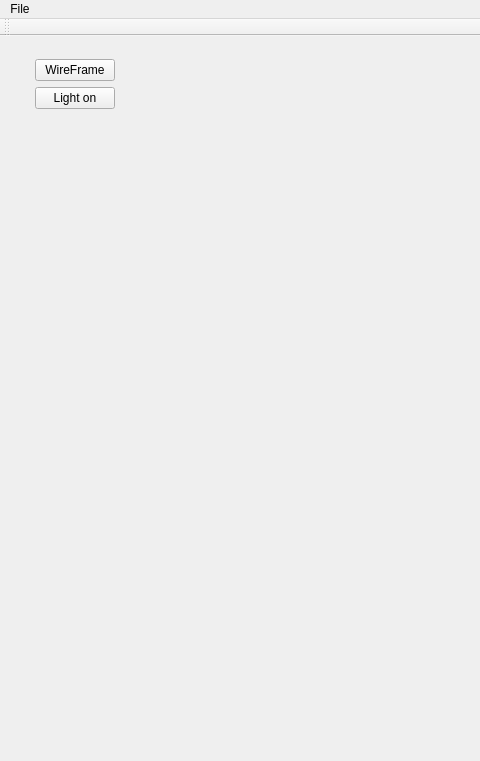
Just-CJ/miniBlender, file openglwindow.ui: the form before one commit; both pictures show x 0 to 480 and y 0 to 761 of the 1227 by 761 pixel window.
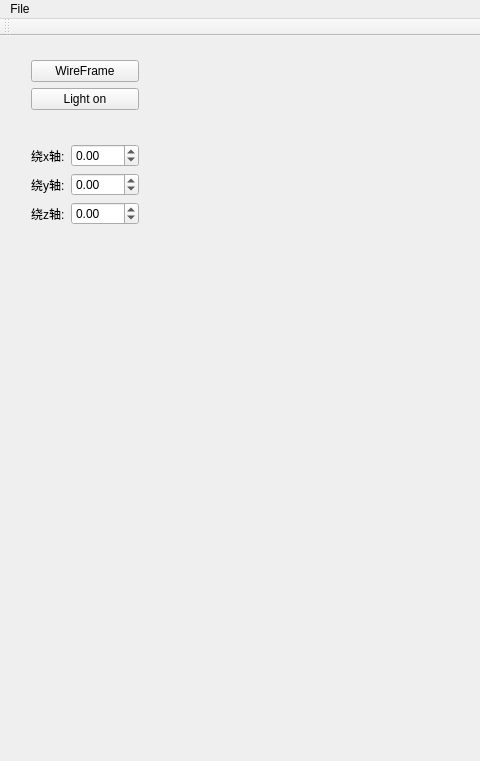
The form after the commit.

Commit message: add model rotate 	modified:   OBJ.cpp 	modified:   OBJ.h 	modified:   glwidget.cpp 	modified:   glwidget.h 	modified:   miniBlender.pro.user 	modified:   openglwindow.cpp 	modified:   openglwindow.h 	modified:   openglwindow.ui

The edit to the form file:
```diff
--- a/openglwindow.ui
+++ b/openglwindow.ui
@@ -20,58 +20,123 @@
    <string>openglWindow</string>
   </property>
   <widget class="QWidget" name="centralWidget">
-   <widget class="QWidget" name="layoutWidget">
+   <widget class="QWidget" name="">
     <property name="geometry">
      <rect>
-      <x>24</x>
-      <y>11</y>
-      <width>1181</width>
-      <height>682</height>
+      <x>20</x>
+      <y>10</y>
+      <width>1161</width>
+      <height>671</height>
      </rect>
     </property>
     <layout class="QFormLayout" name="formLayout">
      <item row="0" column="0">
-      <layout class="QHBoxLayout" name="horizontalLayout">
+      <layout class="QVBoxLayout" name="verticalLayout">
        <item>
-        <layout class="QVBoxLayout" name="verticalLayout">
+        <widget class="QPushButton" name="WireFrame_BTN">
+         <property name="text">
+          <string>WireFrame</string>
+         </property>
+        </widget>
+       </item>
+       <item>
+        <widget class="QPushButton" name="Light_BTN">
+         <property name="text">
+          <string>Light on</string>
+         </property>
+        </widget>
+       </item>
+       <item>
+        <spacer name="verticalSpacer_2">
+         <property name="orientation">
+          <enum>Qt::Vertical</enum>
+         </property>
+         <property name="sizeHint" stdset="0">
+          <size>
+           <width>20</width>
+           <height>28</height>
+          </size>
+         </property>
+        </spacer>
+       </item>
+       <item>
+        <layout class="QHBoxLayout" name="horizontalLayout">
          <item>
-          <widget class="QPushButton" name="WireFrame_BTN">
+          <widget class="QLabel" name="label">
            <property name="text">
-            <string>WireFrame</string>
+            <string>绕x轴:</string>
            </property>
           </widget>
          </item>
          <item>
-          <widget class="QPushButton" name="Light_BTN">
+          <widget class="QDoubleSpinBox" name="doubleSpinBox">
+           <property name="cursor">
+            <cursorShape>ArrowCursor</cursorShape>
+           </property>
+           <property name="mouseTracking">
+            <bool>false</bool>
+           </property>
+           <property name="minimum">
+            <double>-360.000000000000000</double>
+           </property>
+           <property name="maximum">
+            <double>360.000000000000000</double>
+           </property>
+          </widget>
+         </item>
+        </layout>
+       </item>
+       <item>
+        <layout class="QHBoxLayout" name="horizontalLayout_3">
+         <item>
+          <widget class="QLabel" name="label_3">
            <property name="text">
-            <string>Light on</string>
+            <string>绕y轴:</string>
            </property>
           </widget>
          </item>
          <item>
-          <spacer name="verticalSpacer">
-           <property name="orientation">
-            <enum>Qt::Vertical</enum>
+          <widget class="QDoubleSpinBox" name="doubleSpinBox_2">
+           <property name="minimum">
+            <double>-360.000000000000000</double>
            </property>
-           <property name="sizeHint" stdset="0">
-            <size>
-             <width>20</width>
-             <height>608</height>
-            </size>
+           <property name="maximum">
+            <double>360.000000000000000</double>
            </property>
-          </spacer>
+          </widget>
          </item>
         </layout>
        </item>
        <item>
-        <spacer name="horizontalSpacer">
+        <layout class="QHBoxLayout" name="horizontalLayout_2">
+         <item>
+          <widget class="QLabel" name="label_2">
+           <property name="text">
+            <string>绕z轴:</string>
+           </property>
+          </widget>
+         </item>
+         <item>
+          <widget class="QDoubleSpinBox" name="doubleSpinBox_3">
+           <property name="minimum">
+            <double>-360.000000000000000</double>
+           </property>
+           <property name="maximum">
+            <double>360.000000000000000</double>
+           </property>
+          </widget>
+         </item>
+        </layout>
+       </item>
+       <item>
+        <spacer name="verticalSpacer">
          <property name="orientation">
-          <enum>Qt::Horizontal</enum>
+          <enum>Qt::Vertical</enum>
          </property>
          <property name="sizeHint" stdset="0">
           <size>
-           <width>28</width>
-           <height>20</height>
+           <width>86</width>
+           <height>478</height>
           </size>
          </property>
         </spacer>
```
Left out of the diff: 6 changed lines with no effect on the pictures. The commit also changes 7 other files.
